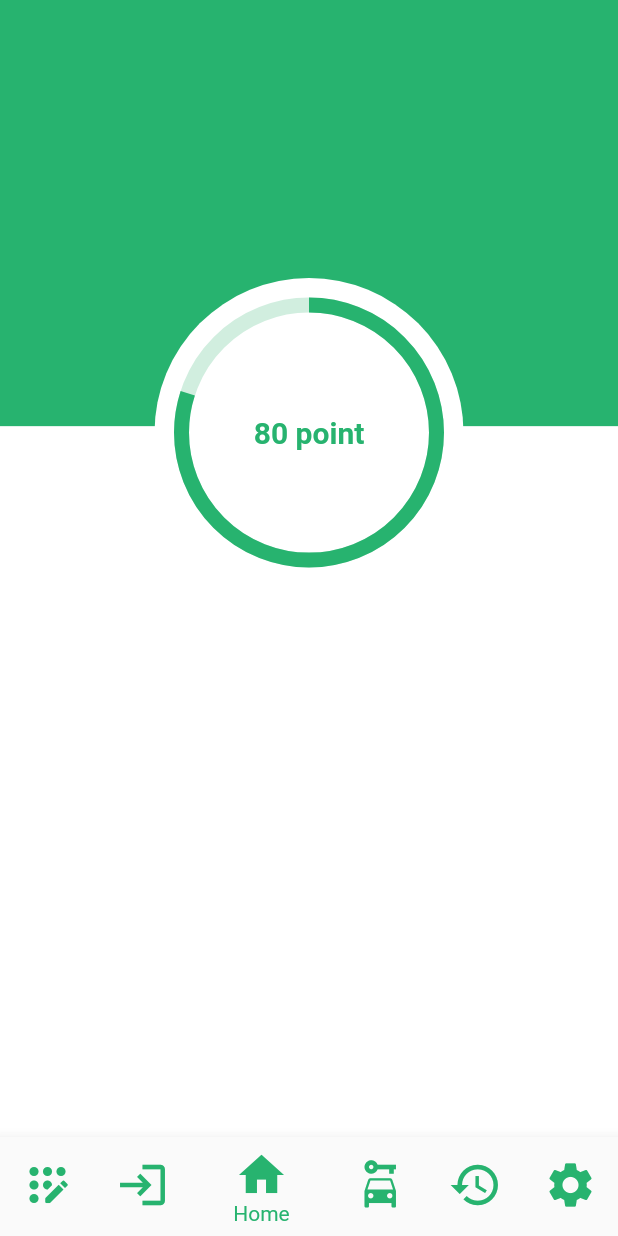
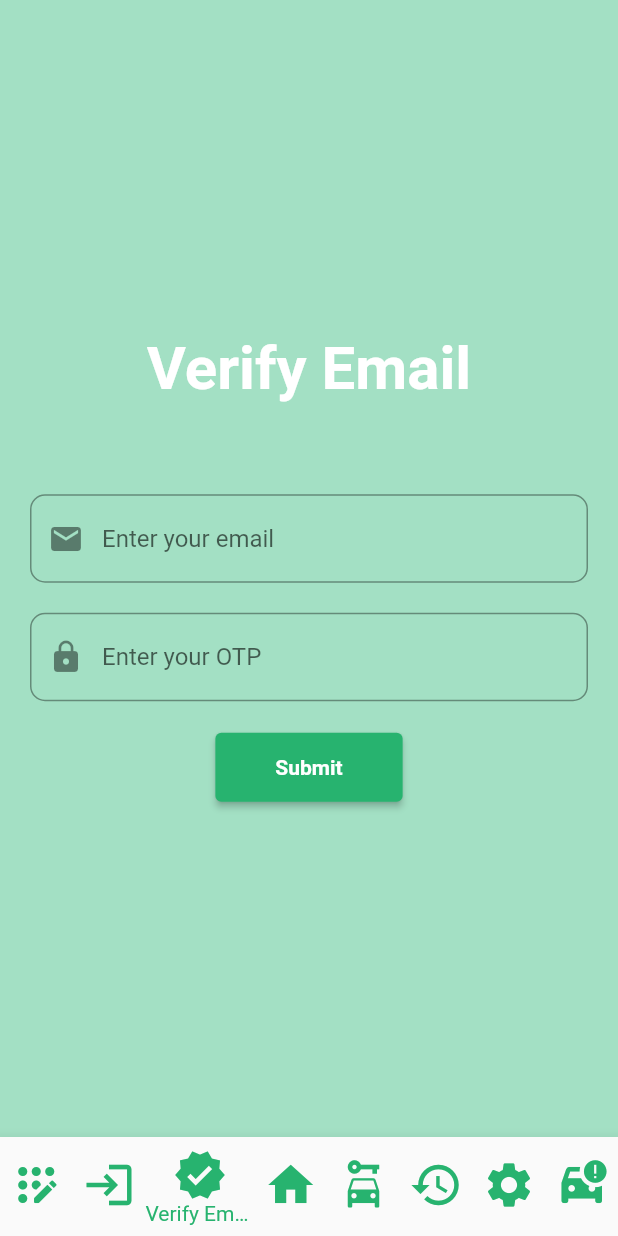
Before and after one commit to Decentralized-Recording-System/Mobile-Service, a Flutter app: the screen it shows after launch, item 3 of the bottom bar chosen, on a phone screen of 412 x 824 dp. Run offline on Flutter 3.47's test engine with Material 2 defaults, Android fonts, the phone set to English and light mode, and no system bars; drawn by our look-alikes of percent_indicator; our stand-ins replace sensors_plus, smooth_page_indicator, sqflite; accounts and stored records are empty.

Commit message:
[3][41] create verify screen

```diff
--- a/lib/main.dart
+++ b/lib/main.dart
@@ -23,7 +23,7 @@ class MyApp extends StatelessWidget {
         textTheme: TextTheme(bodyText2: TextStyle(color: Colors.red)),
       ),
       title: 'First Flutter App',
-      initialRoute: Launcher.id, // สามารถใช้ home แทนได้
+      initialRoute: Launcher.id,
       routes: AppRouter.routeScreens,
     );
   }
--- /dev/null
+++ b/lib/model/index.dart
@@ -0,0 +1,5 @@
+export 'buffer.dart';
+export './telemeics_model.dart';
+export 'sum_score_model.dart';
+export './score_result_model.dart';
+export './database_offline/telemetics_sql_model.dart';
--- a/lib/router/router.dart
+++ b/lib/router/router.dart
@@ -11,5 +11,7 @@ class AppRouter {
     Login.id: (context) => const Login(),
     Register.id: (context) => const Register(),
     Telemetics.id: (context) => const Telemetics(),
+    Books.id: (context) => const Books(),
+    VerifyEmail.id: (context) => const VerifyEmail(),
   };
 }
--- a/lib/screens/bottom_navigator_bar/bottom_navigator_bar.dart
+++ b/lib/screens/bottom_navigator_bar/bottom_navigator_bar.dart
@@ -17,10 +17,12 @@ class _LauncherState extends State<Launcher> {
   final List<Widget> _pageWidget = <Widget>[
     const Register(),
     const Login(),
+    const VerifyEmail(),
     const Dashboard(),
     const Telemetics(),
     const History(),
     const Setting(),
+    const Books(),
   ];
   final List<BottomNavigationBarItem> _menuBar = <BottomNavigationBarItem>[
     BottomNavigationBarItem(
@@ -38,6 +40,14 @@ class _LauncherState extends State<Launcher> {
         size: 36.0,
       ),
       label: 'Login',
+    ),
+    BottomNavigationBarItem(
+      icon: Icon(
+        Icons.verified,
+        color: Color.fromARGB(255, 39, 179, 111),
+        size: 36.0,
+      ),
+      label: 'Verify Email',
     ),
     BottomNavigationBarItem(
       icon: Icon(
@@ -71,6 +81,14 @@ class _LauncherState extends State<Launcher> {
       ),
       label: 'Setting',
     ),
+    BottomNavigationBarItem(
+      icon: Icon(
+        Icons.car_crash,
+        color: Color.fromARGB(255, 39, 179, 111),
+        size: 36.0,
+      ),
+      label: 'Car',
+    ),
   ];
 
   void _onItemTapped(int index) {
--- a/lib/screens/index.dart
+++ b/lib/screens/index.dart
@@ -5,3 +5,5 @@ export './bottom_navigator_bar/bottom_navigator_bar.dart';
 export './setting/setting.dart';
 export './login/login.dart';
 export './register/register.dart';
+export './sqlite_test/sqlite_test.dart';
+export './verify_email/verify_email.dart';
--- /dev/null
+++ b/lib/screens/verify_email/verify_email.dart
@@ -0,0 +1,104 @@
+import 'package:flutter/material.dart';
+
+class VerifyEmail extends StatefulWidget {
+  const VerifyEmail({super.key});
+  static const String id = 'VerifyEmail';
+  @override
+  State<VerifyEmail> createState() => _VerifyEmailState();
+}
+
+class _VerifyEmailState extends State<VerifyEmail> {
+  final _formKey = GlobalKey<FormState>();
+  var rememberValue = false;
+  @override
+  Widget build(BuildContext context) {
+    return Scaffold(
+      backgroundColor: Color.fromARGB(255, 163, 224, 196),
+      body: Container(
+        padding: const EdgeInsets.all(20),
+        child: Column(
+          mainAxisAlignment: MainAxisAlignment.center,
+          crossAxisAlignment: CrossAxisAlignment.center,
+          children: <Widget>[
+            const Text(
+              'Verify Email',
+              style: TextStyle(
+                color: Colors.white,
+                fontWeight: FontWeight.bold,
+                fontSize: 40,
+              ),
+            ),
+            const SizedBox(
+              height: 60,
+            ),
+            Form(
+              key: _formKey,
+              child: Column(
+                children: [
+                  TextFormField(
+                    maxLines: 1,
+                    decoration: InputDecoration(
+                      hintText: 'Enter your email',
+                      prefixIcon: const Icon(Icons.email),
+                      border: OutlineInputBorder(
+                        borderRadius: BorderRadius.circular(10),
+                      ),
+                      focusedBorder: new OutlineInputBorder(
+                        borderRadius: new BorderRadius.circular(25.0),
+                        borderSide: BorderSide(
+                            color: Color.fromARGB(255, 18, 175, 102)),
+                      ),
+                    ),
+                  ),
+                  const SizedBox(
+                    height: 20,
+                  ),
+                  TextFormField(
+                    validator: (value) {
+                      if (value == null || value.isEmpty) {
+                        return 'Please enter OTP';
+                      }
+                      return null;
+                    },
+                    maxLines: 1,
+                    obscureText: true,
+                    decoration: InputDecoration(
+                      prefixIcon: const Icon(Icons.lock),
+                      hintText: 'Enter your OTP',
+                      border: OutlineInputBorder(
+                        borderRadius: BorderRadius.circular(10),
+                      ),
+                      focusedBorder: new OutlineInputBorder(
+                        borderRadius: new BorderRadius.circular(25.0),
+                        borderSide: BorderSide(
+                            color: Color.fromARGB(255, 18, 175, 102)),
+                      ),
+                    ),
+                  ),
+                  const SizedBox(
+                    height: 20,
+                  ),
+                  ElevatedButton(
+                    onPressed: () {
+                      if (_formKey.currentState!.validate()) {}
+                    },
+                    style: ElevatedButton.styleFrom(
+                      primary: Color.fromARGB(255, 39, 179, 111),
+                      padding: const EdgeInsets.fromLTRB(40, 15, 40, 15),
+                    ),
+                    child: const Text(
+                      'Submit',
+                      style: TextStyle(
+                        fontWeight: FontWeight.bold,
+                      ),
+                    ),
+                  ),
+                ],
+              ),
+            )
+          ],
+        ),
+      ),
+    );
+  }
+}
--- /dev/null
+++ b/lib/services/index.dart
@@ -0,0 +1,2 @@
+export './case_get_score_model.dart';
+export './sqlite_service/telemetics_service.dart';
--- a/pubspec.yaml
+++ b/pubspec.yaml
@@ -37,6 +37,7 @@ dependencies:
   sensors_plus: ^1.3.4+1
   percent_indicator: ^4.2.2
   smooth_page_indicator: ^1.0.0+2
+  sqflite: ^2.0.3+1
 
 dev_dependencies:
   flutter_test:
```
Also changed, not shown: pubspec.lock.
